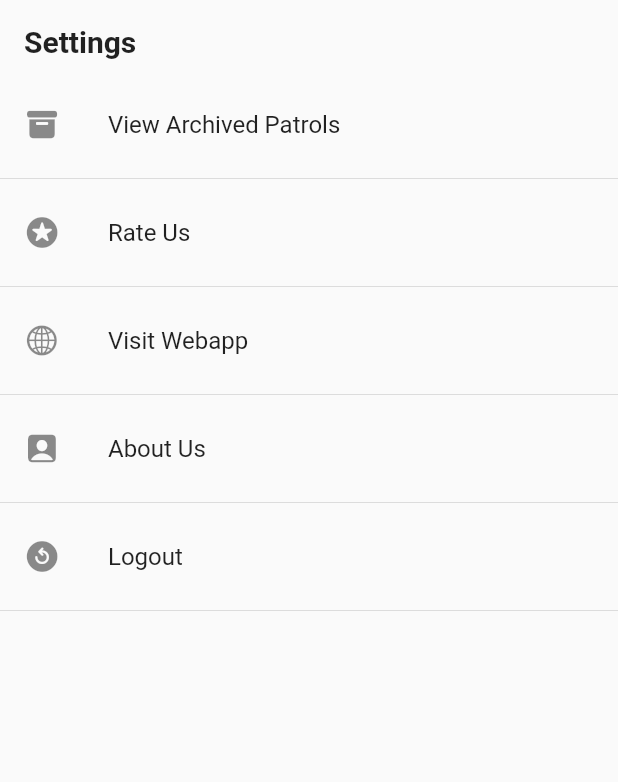
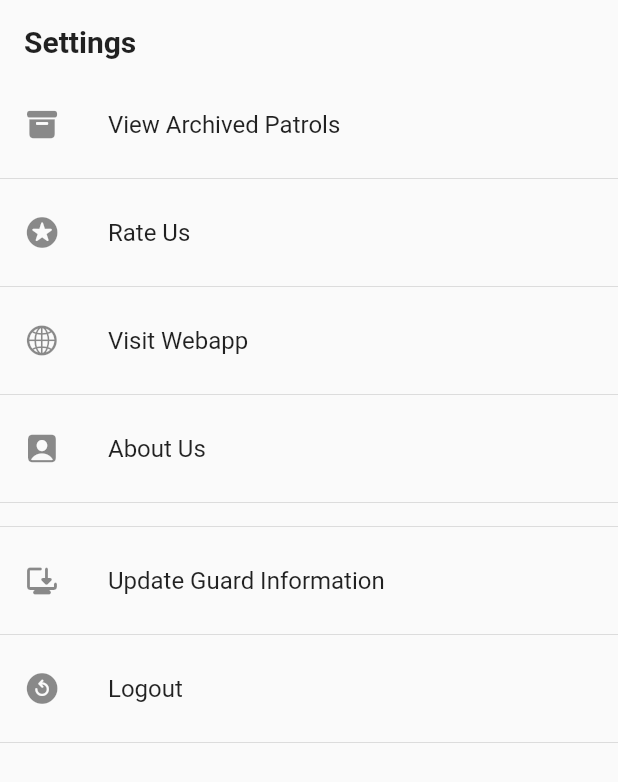
Before and after one commit to vernonthedev/guard-tour-mobileapp, a Flutter app: the Settings screen opened directly, on a phone screen of 412 x 824 dp. Shown: the top 782 px of the screen. Run offline on Flutter 3.47's test engine with Material 2 defaults, Android fonts, the phone set to English and light mode, and no system bars.

Commit message:
added updating guard info from online server

```diff
--- a/lib/screens/settings.dart
+++ b/lib/screens/settings.dart
@@ -54,6 +54,15 @@ class Settings extends StatelessWidget {
             },
           ),
           const Divider(),
+          const Divider(),
+          ListTile(
+            leading: const Icon(Icons.browser_updated_rounded),
+            title: const Text('Update Guard Information'),
+            onTap: () {
+              // Navigate to the About Us page
+            },
+          ),
+          const Divider(),
           ListTile(
             leading:
                 const Icon(CupertinoIcons.arrow_counterclockwise_circle_fill),
```
